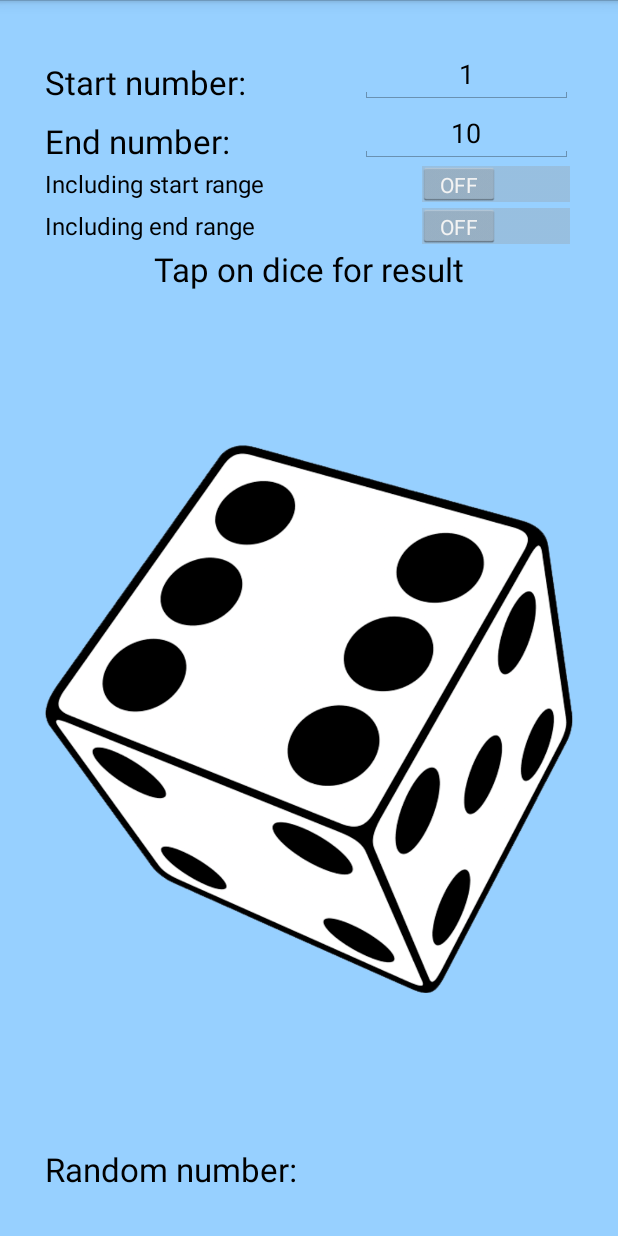
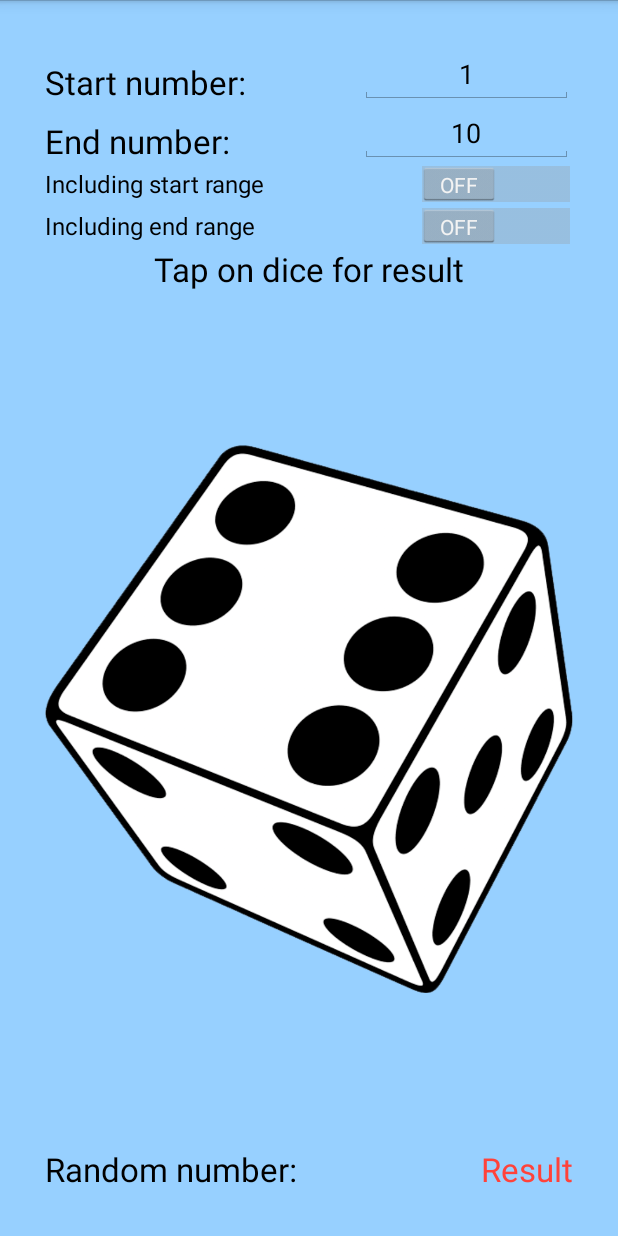
Before and after one commit to AntonyTime/RandomGenerator, an Android app: the screen it shows after launch (MainActivity), on a phone screen of 412 x 824 dp. Run offline under Robolectric (Android 15) with nearby library versions, the phone set to English and light mode, and no system bars.

Commit message:
refactor code

```diff
--- a/src/main/res/layout/main_layout.xml
+++ b/src/main/res/layout/main_layout.xml
@@ -3,7 +3,8 @@
 <RelativeLayout xmlns:android="http://schemas.android.com/apk/res/android"
               android:orientation="vertical"
               android:layout_width="match_parent"
-              android:layout_height="match_parent" android:padding="30dp" android:background="#ff97d0ff">
+              android:layout_height="match_parent"
+              android:padding="30dp" android:background="#ff97d0ff">
 
     <TextView
             android:layout_width="wrap_content"
@@ -11,7 +12,8 @@
             android:textAppearance="?android:attr/textAppearanceLarge"
             android:text="@string/txt_start"
             android:id="@+id/txtStart"
-            android:layout_alignBottom="@+id/etStartNum" android:layout_alignParentLeft="true"
+            android:layout_alignBottom="@+id/etStartNum"
+            android:layout_alignParentLeft="true"
             android:layout_alignParentStart="true"/>
     <TextView
             android:layout_width="wrap_content"
@@ -19,7 +21,8 @@
             android:textAppearance="?android:attr/textAppearanceLarge"
             android:text="@string/txt_end"
             android:id="@+id/txtEnd"
-            android:layout_alignBottom="@+id/etEndNum" android:layout_alignParentLeft="true"
+            android:layout_alignBottom="@+id/etEndNum"
+            android:layout_alignParentLeft="true"
             android:layout_alignParentStart="true"/>
     <TextView
             android:layout_width="wrap_content"
@@ -37,7 +40,7 @@
             android:layout_alignParentEnd="true"
             android:gravity="center"
             android:inputType="numberSigned"
-            android:text="1"/>
+            android:text="@string/txt_1"/>
     <EditText
             android:layout_width="139dp"
             android:layout_height="wrap_content"
@@ -48,7 +51,8 @@
             android:inputType="numberSigned"
             android:layout_alignLeft="@+id/etStartNum"
             android:layout_alignStart="@+id/etStartNum"
-            android:gravity="center" android:text="10"/>
+            android:gravity="center"
+            android:text="@string/txt_10"/>
     <TextView
             android:layout_width="wrap_content"
             android:layout_height="wrap_content"
@@ -65,7 +69,9 @@
             android:id="@+id/txtResult"
             android:layout_alignParentBottom="true"
             android:layout_alignParentRight="true"
-            android:layout_alignParentEnd="true" android:textColor="#ffff423a"/>
+            android:layout_alignParentEnd="true"
+            android:textColor="#ffff423a"
+            android:text="@string/txt_result"/>
     <Switch
             android:layout_width="wrap_content"
             android:layout_height="wrap_content"
```
